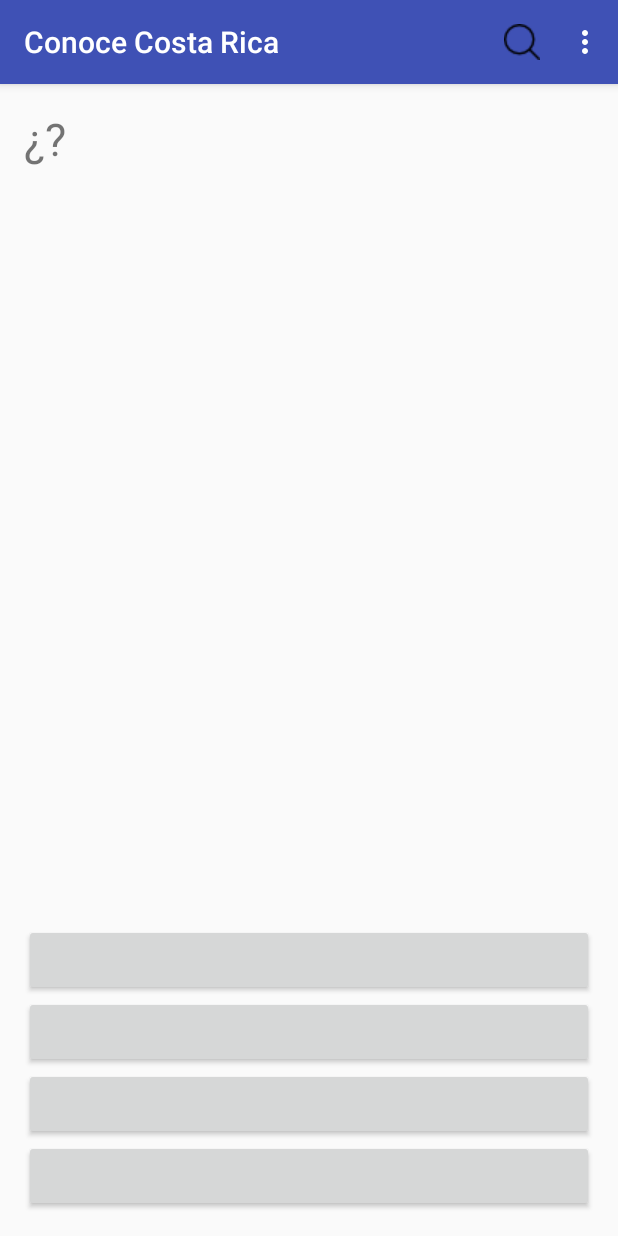
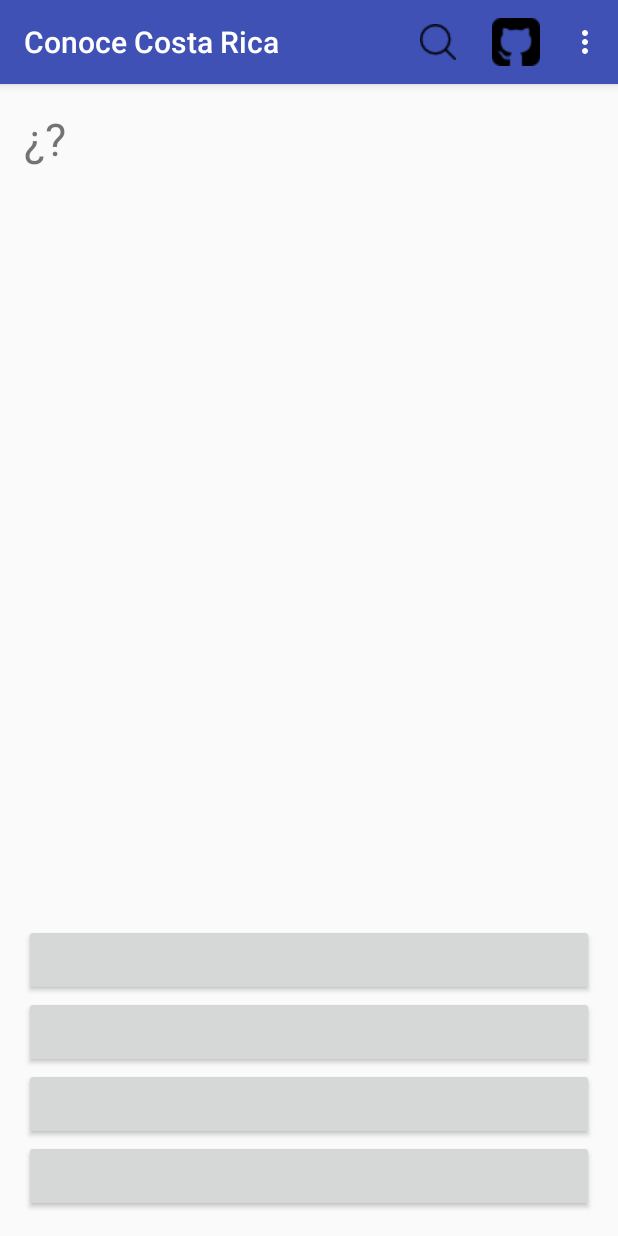
Before and after one commit to asvaaron/ConoceCR, an Android app: the screen it shows after launch (Act_pregunta), after a tap on "INICIAR TRIVIA", on a phone screen of 412 x 824 dp. Run offline under Robolectric (Android 15) with nearby library versions, the phone set to English and light mode, and no system bars.

Commit message:
Se Trabajo en los autores pagina Github

```diff
--- a/ConoceCR/app/src/main/java/com/example/walter/conocecr/menuPrincipal.java
+++ b/ConoceCR/app/src/main/java/com/example/walter/conocecr/menuPrincipal.java
@@ -6,7 +6,7 @@ import android.os.Bundle;
 import android.view.View;
 import android.widget.Button;
 
-public class menuPrincipal extends AppCompatActivity {
+public class menuPrincipal extends Base_Activity {
 
     @Override
     protected void onCreate(Bundle savedInstanceState) {
@@ -46,6 +46,6 @@ public class menuPrincipal extends AppCompatActivity {
                     default:break; }// fin de casos
             }// fin del onclick
         });
-    }// fin de OnclickDelButton
+    }
 
 }
--- a/ConoceCR/app/src/main/res/menu/main_menu.xml
+++ b/ConoceCR/app/src/main/res/menu/main_menu.xml
@@ -11,7 +11,8 @@
 
         android:icon="@drawable/settings"/>
 
-    <item android:title="Autores"
+    <item android:title="GitHub"
         android:id="@+id/item_autores"
-        android:icon="@drawable/softtware_engineer" />
+        app:showAsAction="always"
+        android:icon="@drawable/github" />
 </menu>
```
Also changed, not shown: ConoceCR/app/src/main/java/com/example/walter/conocecr/Base_Activity.java (+5 -3 lines), ConoceCR/app/src/main/res/drawable/github.png (added).
